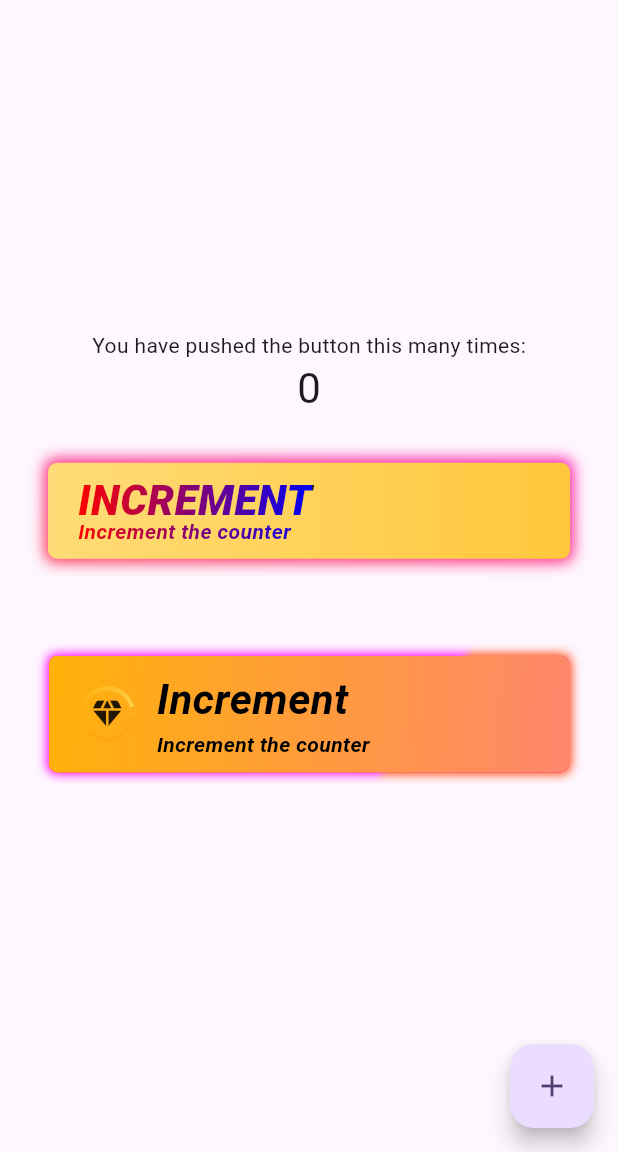
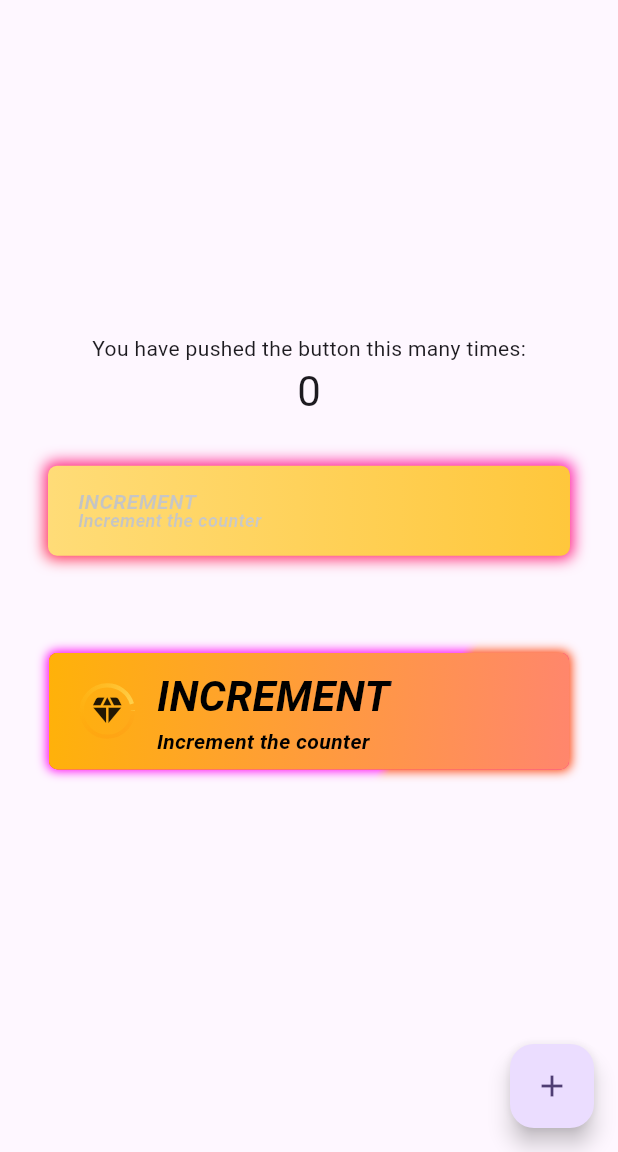
Before and after one commit to Code-Cats-Mel/fancy_button, a Flutter app: the screen it shows after launch, on a phone screen of 412 x 824 dp, the part 84-1236 px from its top. Run offline on Flutter 3.47's test engine with Material 3 defaults, Android fonts, the phone set to English and light mode, and no system bars.

Commit message:
Add line gradient text

```diff
--- a/example/lib/main.dart
+++ b/example/lib/main.dart
@@ -61,7 +61,7 @@ class _MyHomePageState extends State<MyHomePage> {
             Padding(
               padding: const EdgeInsets.all(32.0),
               child: SizedBox(
-                  height: 64,
+                  height: 60,
                   child: FancyButton('INCREMENT',
                       subtitleText: 'Increment the counter',
                       onTap: _incrementCounter)),
@@ -69,7 +69,7 @@ class _MyHomePageState extends State<MyHomePage> {
             Padding(
               padding: const EdgeInsets.all(32.0),
               child: FancyButton2(
-                titleText: 'Increment',
+                titleText: 'INCREMENT',
                 subtitleText: 'Increment the counter',
                 onTap: _incrementCounter,
               ),
--- a/lib/fancy_button.dart
+++ b/lib/fancy_button.dart
@@ -1,10 +1,12 @@
 library fancy_button;
 
 import 'package:fancy_button/line_gradient_view.dart';
+import 'package:flutter/cupertino.dart';
 import 'package:flutter/material.dart';
 
 import 'animated_gradient_view.dart';
 import 'gradient_background_view.dart';
+import 'line_gradient_text.dart';
 
 class FancyButton extends StatefulWidget {
   final VoidCallback? onTap;
@@ -124,40 +126,25 @@ class _FancyButtonState extends State<FancyButton>
                   height: 40,
                   child: widget.icon,
                 ),
-              ShaderMask(
-                shaderCallback: (rect) => const LinearGradient(
-                  colors: [
-                    Color(0xFFFF0000),
-                    Color(0xFF0000F5),
-                  ],
-                ).createShader(rect),
-                blendMode: BlendMode.srcATop,
-                child: Column(
-                  crossAxisAlignment: CrossAxisAlignment.start,
-                  mainAxisAlignment: MainAxisAlignment.center,
-                  children: [
-                    if (widget.titleText != null)
-                      Text(
-                        widget.titleText!,
-                        style: const TextStyle(
-                          fontStyle: FontStyle.italic,
-                          fontSize: 28,
-                          fontWeight: FontWeight.w900,
-                          height: 1.0,
-                        ),
-                      ),
-                    if (widget.subtitleText != null)
-                      Text(
-                        widget.subtitleText!,
-                        style: const TextStyle(
-                          fontStyle: FontStyle.italic,
-                          fontSize: 14,
-                          fontWeight: FontWeight.bold,
-                          height: 1.0,
-                        ),
-                      ),
-                  ],
-                ),
+              Expanded(
+                child: AnimatedBuilder(
+                    animation: _animation,
+                    builder: (context, child) {
+                      return LinearGradientText(
+                        widget.titleText,
+                        subtitleText: widget.subtitleText,
+                        gradientStops: {
+                          0.0: const Color(0xFF272727),
+                          0.0: const Color(0xFF272727),
+                          1.0: const Color(0xFFFFFFFF),
+                          1.0: const Color(0xFFFFFFFF),
+                          0.0: const Color(0xFF272727),
+                          0.0: const Color(0xFF272727),
+                        },
+                        gradientScaleX: 14.0,
+                        gradientOffsetX: (_animation.value) * (1.0 - 1 / 14.0),
+                      );
+                    }),
               ),
             ],
           ),
--- a/lib/fancy_button2.dart
+++ b/lib/fancy_button2.dart
@@ -280,7 +280,6 @@ class _FancyButton2State extends State<FancyButton2>
                                         if (widget.titleText != null)
                                           Text(
                                             widget.titleText!,
-                                            // style: heavyItalic20.black,
                                             style: const TextStyle(
                                               fontStyle: FontStyle.italic,
                                               fontSize: 28,
--- /dev/null
+++ b/lib/gradient_offset_rotation.dart
@@ -0,0 +1,36 @@
+import 'dart:math' as math;
+
+import 'package:flutter/material.dart';
+
+class GradientOffsetRotation extends GradientTransform {
+  final double offX;
+  final double offY;
+  final double radians;
+
+  const GradientOffsetRotation(this.offX, this.offY, this.radians);
+
+  static GradientOffsetRotation? from(
+      double? offX, double? offY, double? radians) {
+    if (offX != null || offY != null || radians != null) {
+      return GradientOffsetRotation(offX ?? 0, offY ?? 0, radians ?? 0);
+    }
+    return null;
+  }
+
+  @override
+  Matrix4 transform(Rect bounds, {TextDirection? textDirection}) {
+    final double sinRadians = math.sin(radians);
+    final double oneMinusCosRadians = 1 - math.cos(radians);
+    final Offset center = bounds.center;
+    final double originX = sinRadians * center.dy +
+        oneMinusCosRadians * center.dx -
+        bounds.width * offX;
+    final double originY = -sinRadians * center.dx +
+        oneMinusCosRadians * center.dy -
+        bounds.height * offY;
+
+    return Matrix4.identity()
+      ..translate(originX, originY)
+      ..rotateZ(radians);
+  }
+}
--- /dev/null
+++ b/lib/line_gradient_text.dart
@@ -0,0 +1,68 @@
+import 'package:flutter/material.dart';
+
+import 'gradient_offset_rotation.dart';
+
+class LinearGradientText extends StatelessWidget {
+  final String titleText;
+  final String? subtitleText;
+  final Map<double, Color> gradientStops;
+
+  final double? gradientScaleX;
+  final double? gradientScaleY;
+  final double? gradientOffsetX;
+  final double? gradientOffsetY;
+
+  const LinearGradientText(
+    this.titleText, {
+    required this.gradientStops,
+    this.subtitleText,
+    this.gradientScaleX,
+    this.gradientScaleY,
+    this.gradientOffsetX,
+    this.gradientOffsetY,
+    super.key,
+  });
+
+  @override
+  Widget build(BuildContext context) {
+    return ShaderMask(
+      shaderCallback: (rect) => LinearGradient(
+        colors: gradientStops.values.toList(),
+        stops: gradientStops.keys.toList(),
+        transform:
+            GradientOffsetRotation.from(gradientOffsetX, gradientScaleY, null),
+      ).createShader(Rect.fromLTWH(
+          rect.left,
+          rect.top,
+          rect.width * (gradientScaleX ?? 1.0),
+          rect.height * (gradientScaleY ?? 1.0))),
+      blendMode: BlendMode.srcATop,
+      child: Column(
+        crossAxisAlignment: CrossAxisAlignment.start,
+        mainAxisAlignment: MainAxisAlignment.center,
+        children: [
+          if (true)
+            Text(
+              titleText,
+              style: const TextStyle(
+                fontStyle: FontStyle.italic,
+                fontSize: 14,
+                fontWeight: FontWeight.bold,
+                height: 1.0,
+              ),
+            ),
+          if (subtitleText != null)
+            Text(
+              subtitleText!,
+              style: const TextStyle(
+                fontStyle: FontStyle.italic,
+                fontSize: 12,
+                fontWeight: FontWeight.bold,
+                height: 1.0,
+              ),
+            ),
+        ],
+      ),
+    );
+  }
+}
--- a/lib/line_gradient_view.dart
+++ b/lib/line_gradient_view.dart
@@ -1,6 +1,6 @@
-import 'dart:math' as math;
+import 'package:flutter/material.dart';
 
-import 'package:flutter/material.dart';
+import 'gradient_offset_rotation.dart';
 
 class LinearGradientView extends StatelessWidget {
   final BorderRadius borderRadius;
@@ -94,36 +94,3 @@ class GradientShadowPainter extends CustomPainter {
   @override
   bool shouldRebuildSemantics(GradientShadowPainter oldDelegate) => false;
 }
-
-class GradientOffsetRotation extends GradientTransform {
-  final double offX;
-  final double offY;
-  final double radians;
-
-  const GradientOffsetRotation(this.offX, this.offY, this.radians);
-
-  static GradientOffsetRotation? from(
-      double? offX, double? offY, double? radians) {
-    if (offX != null || offY != null || radians != null) {
-      return GradientOffsetRotation(offX ?? 0, offY ?? 0, radians ?? 0);
-    }
-    return null;
-  }
-
-  @override
-  Matrix4 transform(Rect bounds, {TextDirection? textDirection}) {
-    final double sinRadians = math.sin(radians);
-    final double oneMinusCosRadians = 1 - math.cos(radians);
-    final Offset center = bounds.center;
-    final double originX = sinRadians * center.dy +
-        oneMinusCosRadians * center.dx -
-        bounds.width * offX;
-    final double originY = -sinRadians * center.dx +
-        oneMinusCosRadians * center.dy -
-        bounds.height * offY;
-
-    return Matrix4.identity()
-      ..translate(originX, originY)
-      ..rotateZ(radians);
-  }
-}
```
Also changed, not shown: example/pubspec.yaml (+17 -0 lines), lib/animated_gradient_text.dart (added, +102 -0 lines), example/fonts/AvenirNext-HeavyItalic.ttf (added), 5 other files.
